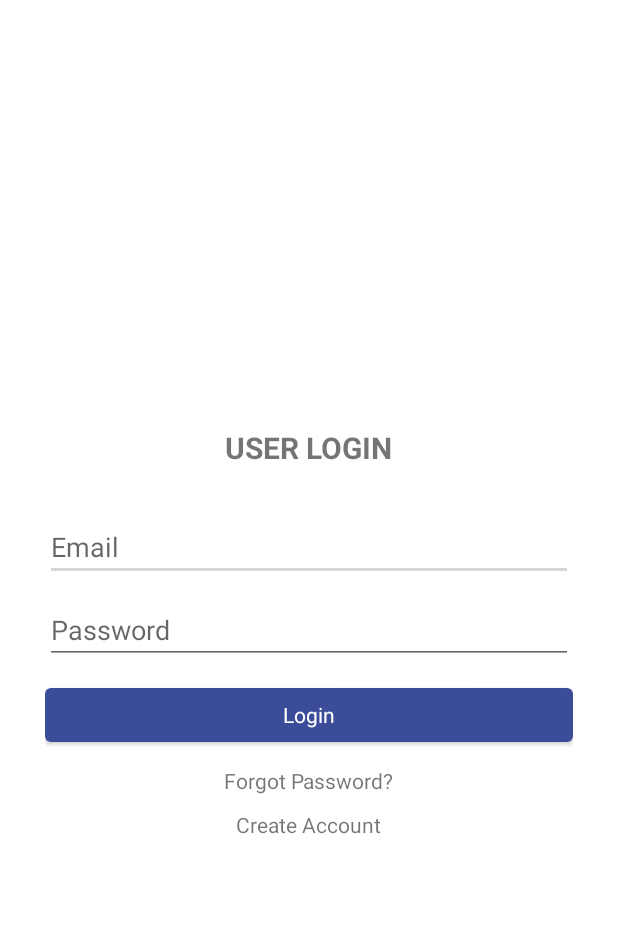
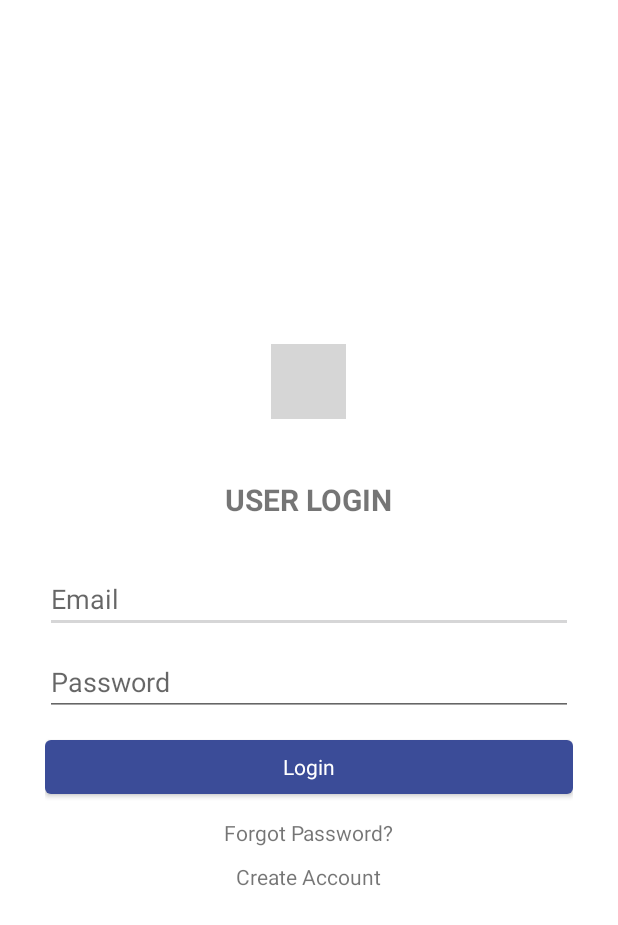
Before and after one commit to FajarSiregar/fintech-responsi1, an Android app: the layout activity_login.xml on its own in the app's theme, with its tools: preview values and no code run, on a phone screen of 412 x 824 dp. Shown: the top 925 px of the screen. Run offline under Robolectric (Android 15) with nearby library versions, the phone set to English and light mode, and no system bars; grey boxes are pictures that could not be loaded.

Commit message:
activity_login
Menambahkan Image View

```diff
--- a/app/src/main/res/layout/activity_login.xml
+++ b/app/src/main/res/layout/activity_login.xml
@@ -10,6 +10,14 @@
     android:orientation="vertical"
     android:gravity="center"
     tools:context=".LoginActivity">
+
+    <ImageView
+        android:layout_width="50dp"
+        android:layout_height="50dp"
+        android:gravity="center"
+        android:layout_marginTop="10dp"
+        android:layout_marginBottom="10dp"
+        app:srcCompat="@drawable/ic_mac"/>
 
     <TextView
         android:layout_width="wrap_content"
```
